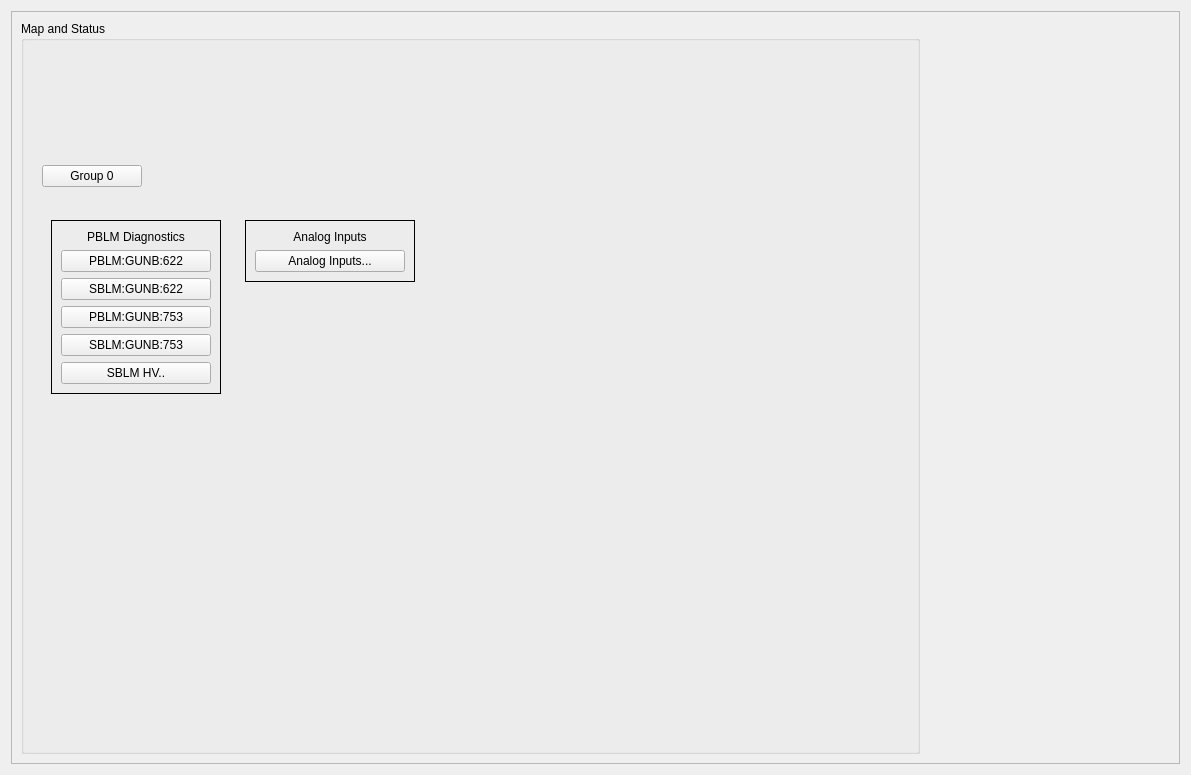
ad-build-test/pydm-mps, file gunb_main.ui: the form before one commit.
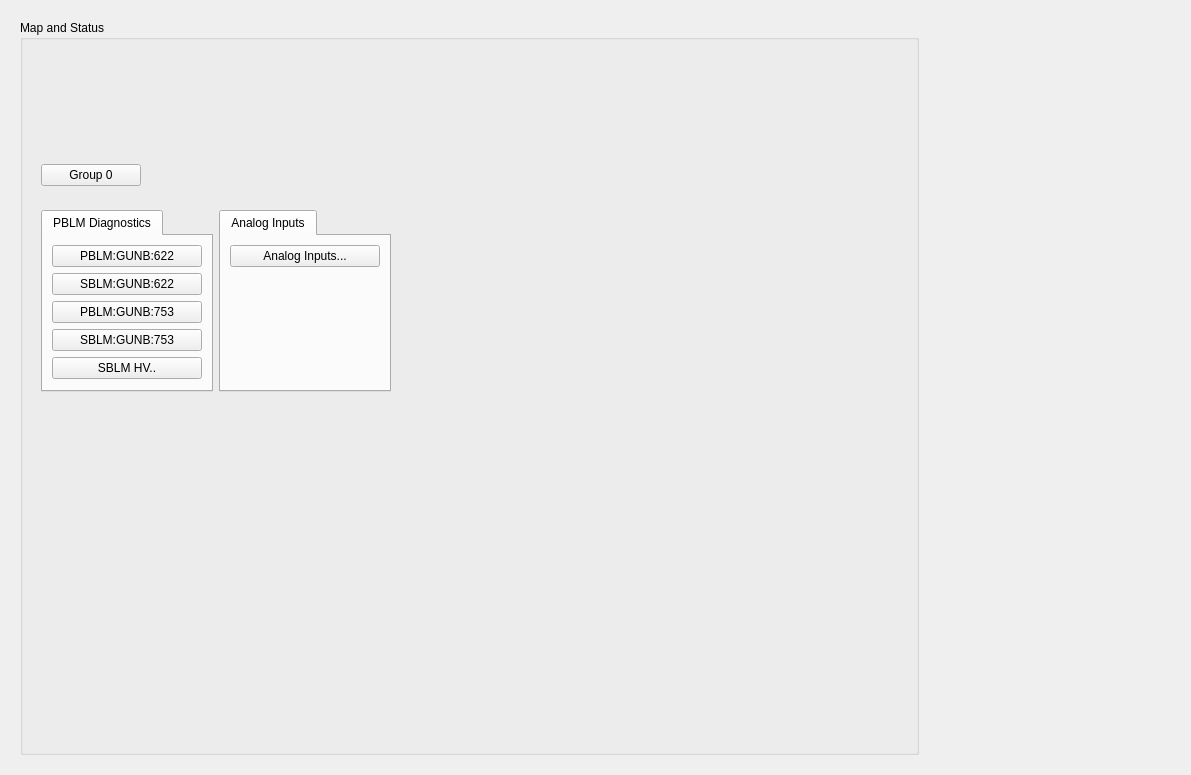
The form after the commit. Custom widgets are drawn as their Qt base class.

```diff
--- a/gunb_main.ui
+++ b/gunb_main.ui
@@ -17,7 +17,7 @@
    <item row="0" column="0">
     <widget class="QFrame" name="frame_7">
      <property name="frameShape">
-      <enum>QFrame::StyledPanel</enum>
+      <enum>QFrame::NoFrame</enum>
      </property>
      <property name="frameShadow">
       <enum>QFrame::Raised</enum>
@@ -109,48 +109,31 @@
            <property name="frameShadow">
             <enum>QFrame::Raised</enum>
            </property>
-           <layout class="QGridLayout" name="gridLayout_4">
+           <layout class="QGridLayout" name="gridLayout_4" columnstretch="1,1,3">
+            <item row="0" column="2">
+             <spacer name="horizontalSpacer_2">
+              <property name="orientation">
+               <enum>Qt::Horizontal</enum>
+              </property>
+              <property name="sizeHint" stdset="0">
+               <size>
+                <width>40</width>
+                <height>20</height>
+               </size>
+              </property>
+             </spacer>
+            </item>
             <item row="0" column="1">
-             <widget class="QFrame" name="frame_2">
-              <property name="minimumSize">
-               <size>
-                <width>0</width>
-                <height>0</height>
-               </size>
+             <widget class="QTabWidget" name="tabWidget_2">
+              <property name="currentIndex">
+               <number>0</number>
               </property>
-              <property name="maximumSize">
-               <size>
-                <width>100000</width>
-                <height>10000000</height>
-               </size>
-              </property>
-              <property name="frameShape">
-               <enum>QFrame::NoFrame</enum>
-              </property>
-              <property name="frameShadow">
-               <enum>QFrame::Plain</enum>
-              </property>
-              <layout class="QGridLayout" name="gridLayout">
-               <item row="0" column="0">
-                <widget class="QFrame" name="frame_5">
-                 <property name="frameShape">
-                  <enum>QFrame::Box</enum>
-                 </property>
-                 <property name="frameShadow">
-                  <enum>QFrame::Plain</enum>
-                 </property>
-                 <layout class="QGridLayout" name="gridLayout_5">
-                  <item row="0" column="0">
-                   <widget class="QLabel" name="label_2">
-                    <property name="text">
+              <widget class="QWidget" name="tab_2">
+               <attribute name="title">
                      <string>Analog Inputs</string>
-                    </property>
-                    <property name="alignment">
-                     <set>Qt::AlignCenter</set>
-                    </property>
-                   </widget>
-                  </item>
-                  <item row="1" column="0">
+               </attribute>
+               <layout class="QGridLayout" name="gridLayout_11">
+                <item row="0" column="0">
                    <widget class="PyDMRelatedDisplayButton" name="PyDMRelatedDisplayButton">
                     <property name="minimumSize">
                      <size>
@@ -182,9 +165,6 @@
                     </property>
                    </widget>
                   </item>
-                 </layout>
-                </widget>
-               </item>
                <item row="1" column="0">
                 <spacer name="verticalSpacer">
                  <property name="orientation">
@@ -200,6 +180,7 @@
                </item>
               </layout>
              </widget>
+             </widget>
             </item>
             <item row="0" column="2">
              <spacer name="horizontalSpacer_2">
@@ -215,40 +196,16 @@
              </spacer>
             </item>
             <item row="0" column="0">
-             <widget class="QFrame" name="frame_8">
-              <property name="frameShape">
-               <enum>QFrame::NoFrame</enum>
+             <widget class="QTabWidget" name="tabWidget">
+              <property name="currentIndex">
+               <number>0</number>
               </property>
-              <property name="frameShadow">
-               <enum>QFrame::Raised</enum>
-              </property>
-              <layout class="QGridLayout" name="gridLayout_9">
-               <item row="0" column="0">
-                <widget class="QFrame" name="frame">
-                 <property name="minimumSize">
-                  <size>
-                   <width>170</width>
-                   <height>170</height>
-                  </size>
-                 </property>
-                 <property name="frameShape">
-                  <enum>QFrame::Box</enum>
-                 </property>
-                 <property name="frameShadow">
-                  <enum>QFrame::Plain</enum>
-                 </property>
-                 <layout class="QVBoxLayout" name="verticalLayout">
-                  <item>
-                   <widget class="QLabel" name="label">
-                    <property name="text">
+              <widget class="QWidget" name="tab">
+               <attribute name="title">
                      <string>PBLM Diagnostics</string>
-                    </property>
-                    <property name="alignment">
-                     <set>Qt::AlignCenter</set>
-                    </property>
-                   </widget>
-                  </item>
-                  <item>
+               </attribute>
+               <layout class="QGridLayout" name="gridLayout_10">
+                <item row="0" column="0">
                    <widget class="PyDMEDMDisplayButton" name="PyDMEDMDisplayButton">
                     <property name="minimumSize">
                      <size>
@@ -283,7 +240,7 @@
                     </property>
                    </widget>
                   </item>
-                  <item>
+                <item row="1" column="0">
                    <widget class="PyDMEDMDisplayButton" name="PyDMEDMDisplayButton_2">
                     <property name="minimumSize">
                      <size>
@@ -321,7 +278,7 @@
                     </property>
                    </widget>
                   </item>
-                  <item>
+                <item row="2" column="0">
                    <widget class="PyDMEDMDisplayButton" name="PyDMEDMDisplayButton_3">
                     <property name="minimumSize">
                      <size>
@@ -359,7 +316,7 @@
                     </property>
                    </widget>
                   </item>
-                  <item>
+                <item row="3" column="0">
                    <widget class="PyDMEDMDisplayButton" name="PyDMEDMDisplayButton_4">
                     <property name="minimumSize">
                      <size>
@@ -397,7 +354,7 @@
                     </property>
                    </widget>
                   </item>
-                  <item>
+                <item row="4" column="0">
                    <widget class="PyDMShellCommand" name="PyDMShellCommand">
                     <property name="minimumSize">
                      <size>
@@ -423,8 +380,6 @@
                   </item>
                  </layout>
                 </widget>
-               </item>
-              </layout>
              </widget>
             </item>
            </layout>
```
Left out of the diff: 15 changed lines with no effect on the pictures. Lines whose indentation alone changed are shown as unchanged.
